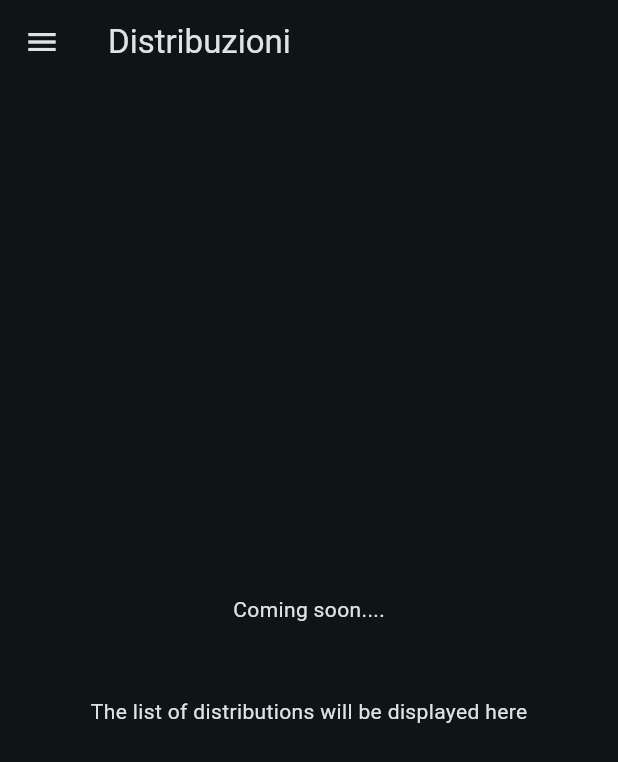
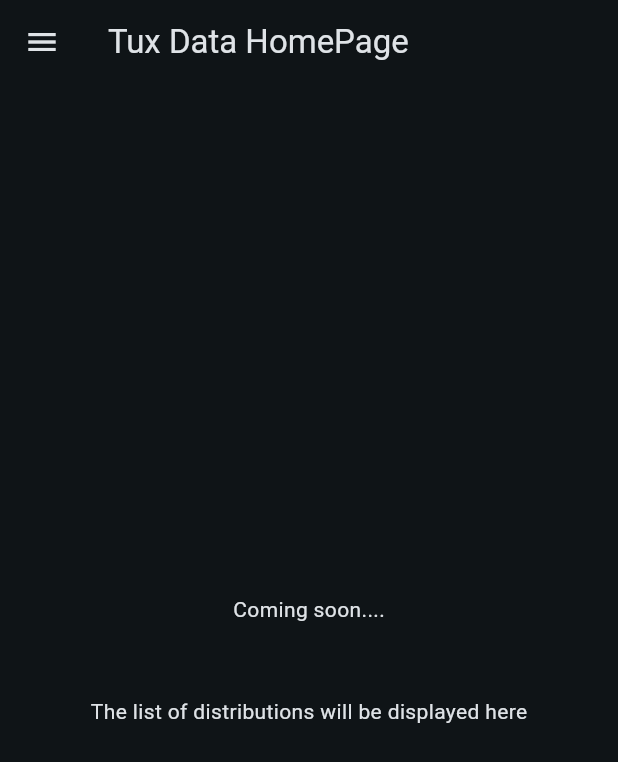
Before and after one commit to BuBiNo-MoB/TuxData-Flutter, a Flutter app: the screen it shows after launch, on a phone screen of 412 x 824 dp. Shown: the top 762 px of the screen. Run offline on Flutter 3.47's test engine with Material 3 defaults, Android fonts, the phone set to English and light mode, and no system bars; our stand-ins replace flutter_riverpod, image_picker.

Commit message:
minor project refactoring

```diff
--- a/lib/components/menu_drawer.dart
+++ b/lib/components/menu_drawer.dart
@@ -1,6 +1,6 @@
 import 'package:flutter/material.dart';
-import '../pages/auth/login_page.dart';
-import '../pages/auth/register_page.dart';
+import '../pages/login_page.dart';
+import '../pages/register_page.dart';
 
 class MainMenuDrawer extends StatelessWidget {
   const MainMenuDrawer({super.key});
--- a/lib/main.dart
+++ b/lib/main.dart
@@ -1,6 +1,6 @@
 import 'package:flutter/material.dart';
 import 'package:flutter_riverpod/flutter_riverpod.dart';
-import 'package:tux_data_f/pages/auth/home_page.dart';
+import 'package:tux_data_f/pages/home_page.dart';
 
 void main() {
   runApp(const ProviderScope(child: MyApp()));
--- a/lib/pages/auth/home_page.dart
+++ b/lib/pages/home_page.dart
@@ -1,7 +1,7 @@
 import 'package:flutter/material.dart';
 import 'package:flutter_riverpod/flutter_riverpod.dart';
 
-import '../../components/menu_drawer.dart';
+import '../components/menu_drawer.dart';
 
 class HomePage extends ConsumerStatefulWidget {
   const HomePage({super.key});
@@ -15,7 +15,7 @@ class _HomePageState extends ConsumerState<HomePage> {
   Widget build(BuildContext context) {
     return Scaffold(
       appBar: AppBar(
-        title: const Text('Distribuzioni'),
+        title: const Text('Tux Data HomePage'),
       ),
       body: const Column(
         mainAxisAlignment: MainAxisAlignment.center,
--- a/lib/pages/auth/login_page.dart
+++ b/lib/pages/login_page.dart
@@ -2,7 +2,7 @@ import 'package:flutter/material.dart';
 import 'package:flutter_riverpod/flutter_riverpod.dart';
 import 'package:tux_data_f/services/auth_api_service.dart';
 
-import '../../usecase/login_usecase.dart';
+import '../usecase/login_usecase.dart';
 import 'home_page.dart';
 
 class LoginPage extends ConsumerStatefulWidget {
--- a/lib/pages/auth/register_page.dart
+++ b/lib/pages/register_page.dart
@@ -2,7 +2,7 @@ import 'dart:io';
 import 'package:flutter/material.dart';
 import 'package:flutter_riverpod/flutter_riverpod.dart';
 import 'package:image_picker/image_picker.dart';
-import '../../usecase/register_usecase.dart';
+import '../usecase/register_usecase.dart';
 import 'login_page.dart';
 
 class RegisterPage extends ConsumerStatefulWidget {
```
